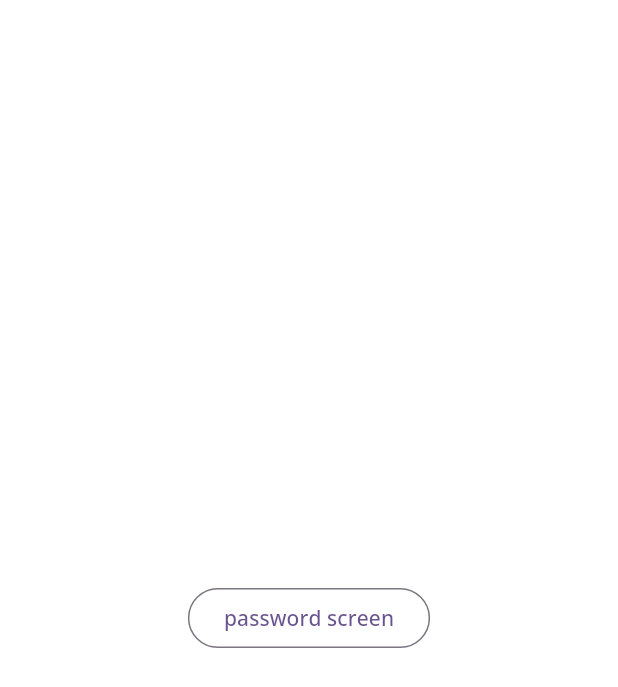
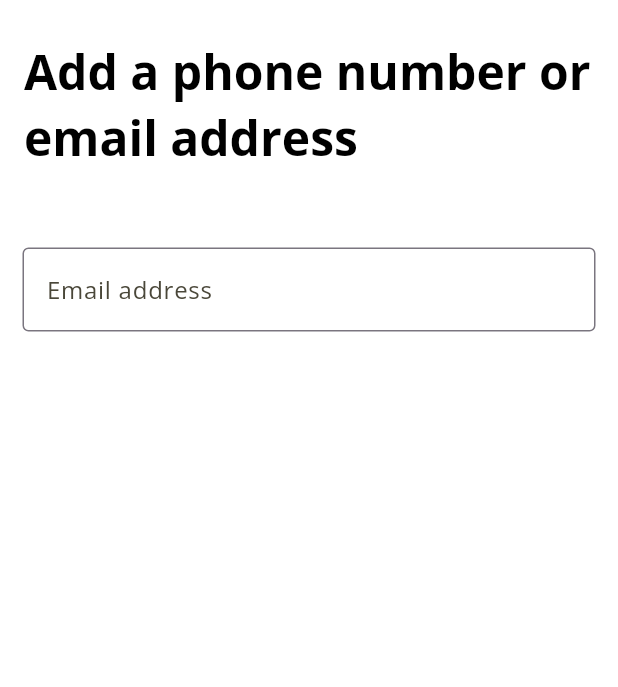
Before and after one commit to BrunaScauri/test-olliefy, a Flutter app: the PhoneOrEmail screen opened directly, on a phone screen of 412 x 824 dp. Shown: the top 687 px of the screen. Run offline on Flutter 3.47's test engine with Material 3 defaults, Android fonts, the phone set to English and light mode, and no system bars; our stand-ins replace flutter_svg, google_fonts.

Commit message:
feat: updatePhone page

```diff
--- a/lib/modal/register_steps.dart
+++ b/lib/modal/register_steps.dart
@@ -69,23 +69,59 @@ class _ProfileNameState extends State<ProfileName> {
   }
 }
 
-class PhoneOrEmail extends StatelessWidget {
+class PhoneOrEmail extends StatefulWidget {
+  @override
+  _PhoneOrEmailState createState() => _PhoneOrEmailState();
+}
+
+class _PhoneOrEmailState extends State<PhoneOrEmail> {
+final TextEditingController _usernameController = TextEditingController();
+final TextEditingController _emailController = TextEditingController();
+  bool _isButtonEnabled = false;
+
+  @override
+  void dispose() {
+    _emailController.dispose();
+    super.dispose();
+  }
+
   @override
   Widget build(BuildContext context) {
     return Scaffold(
       backgroundColor: AppColors.white,
       body: Center(
-        child: Container(
-          child: OutlinedButton(
-            onPressed: () {
-              Navigator.of(context).pushReplacement(
-                PageRouteBuilder(
-                  pageBuilder:(context, animation, secondaryAnimation) => Password(),
-                )
-              );
-            },
-            child: Text('password screen')
-          )
+        child: Column(
+          children: [
+            const SizedBox(height: 10),
+            Padding(
+              padding: EdgeInsets.all(16.0),
+              child: RichText(
+                text:TextSpan(style: GoogleFonts.openSans(fontSize: 32, fontWeight: FontWeight.bold, color: Colors.black), children: [
+                  TextSpan(text:'Add a phone number or email address'),
+                ])
+              ),
+            ),
+            const SizedBox(height: 20),
+            Consumer<UserModal>(
+              builder: (context, modal, child) {
+                return Padding(
+                  padding: const EdgeInsets.all(15.0),
+                  child: Container(
+                    constraints: BoxConstraints(maxWidth: 450),
+                    child: TextFormField(
+                      controller: _emailController,
+                      onChanged: (value) {
+                        modal.updateEmail(value);
+                      },
+                      decoration: FormDecorations.textFieldDecoration(
+                        labelText: 'Email address',
+                      ),
+                    ),
+                  )
+                );
+              },
+            ),
+          ]
         )
       ),
     );
```
